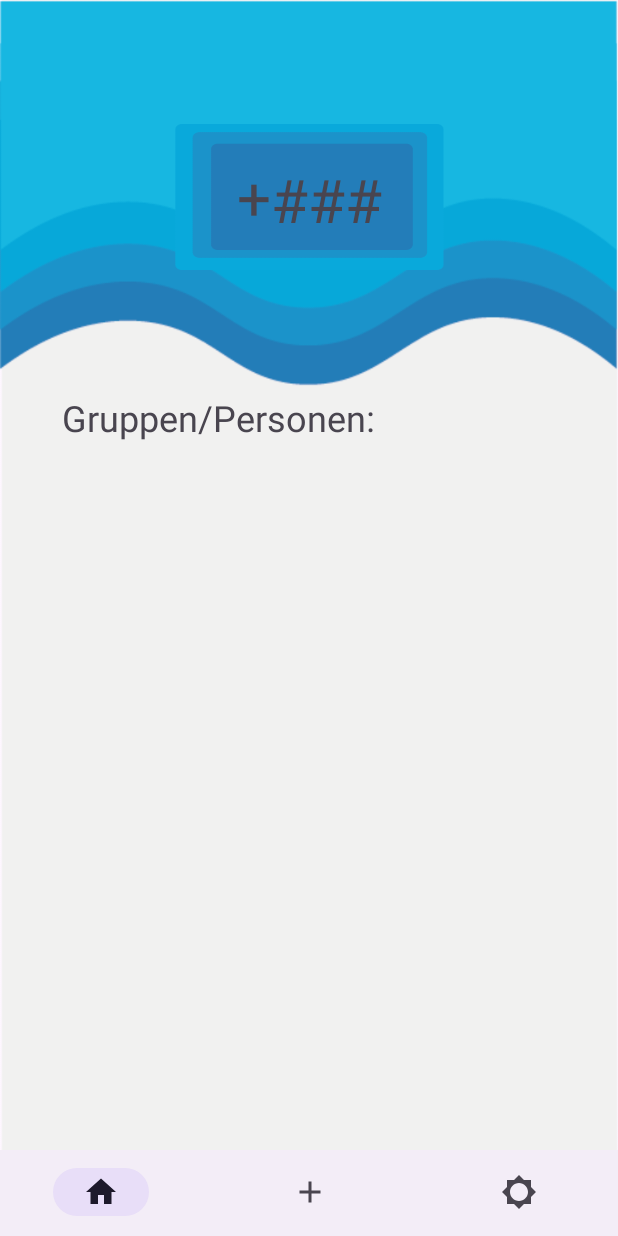
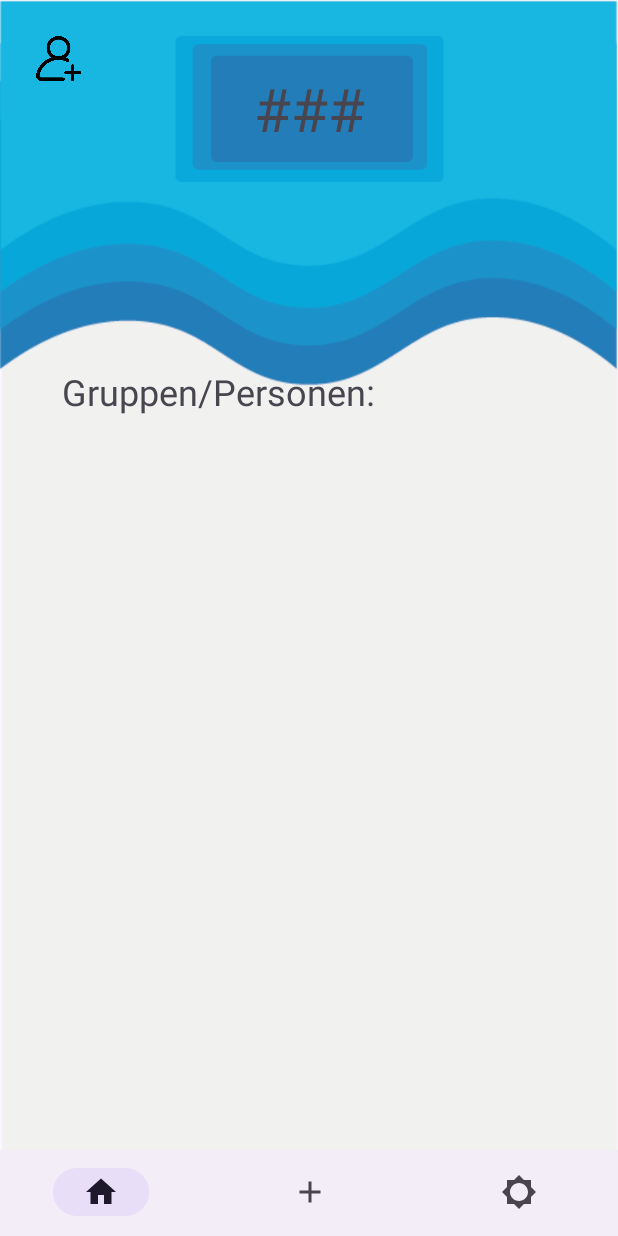
Before and after one commit to UNSERsplit/App, an Android app: the HomeActivity screen opened directly, with no data from a screen before it, on a phone screen of 412 x 824 dp. Run offline under Robolectric (Android 15) with nearby library versions, the phone set to English and light mode, and no system bars; network calls fail; Roboto replaces fonts that are not available here.

Commit message:
Redesign - home v.02

```diff
--- a/app/src/main/java/at/htlsaalfelden/UNSERsplit/ui/home/HomeActivity.java
+++ b/app/src/main/java/at/htlsaalfelden/UNSERsplit/ui/home/HomeActivity.java
@@ -7,8 +7,10 @@ import android.os.Bundle;
 import android.transition.Explode;
 import android.transition.Fade;
 import android.transition.Slide;
+import android.util.DisplayMetrics;
 import android.view.MenuItem;
 import android.view.View;
+import android.view.ViewGroup;
 import android.view.Window;
 import android.widget.ArrayAdapter;
 import android.widget.BaseAdapter;
@@ -17,6 +19,7 @@ import android.widget.ListView;
 import androidx.activity.EdgeToEdge;
 import androidx.annotation.Nullable;
 import androidx.appcompat.app.AppCompatActivity;
+import androidx.constraintlayout.widget.ConstraintLayout;
 
 import com.google.android.material.bottomnavigation.BottomNavigationView;
 import com.google.android.material.navigation.NavigationView;
@@ -104,10 +107,30 @@ public class HomeActivity extends AppCompatActivity {
         });
 
 
-        /*ViewCompat.setOnApplyWindowInsetsListener(findViewById(R.id.home), (v, insets) -> {
-            Insets systemBars = insets.getInsets(WindowInsetsCompat.Type.systemBars());
-            v.setPadding(systemBars.left, systemBars.top, systemBars.right, systemBars.bottom);
-            return insets;
-        });*/
+        ConstraintLayout layout = findViewById(R.id.constraintLayout7);
+        ViewGroup.LayoutParams params = layout.getLayoutParams();
+        DisplayMetrics displayMetrics = new DisplayMetrics();
+
+        getWindowManager().getDefaultDisplay().getMetrics(displayMetrics);
+        int height =  (int)(displayMetrics.heightPixels * 0.54);
+        int width = (int) (displayMetrics.widthPixels * 0.8);
+
+        params.height = height;
+        params.width = width;
+        layout.setLayoutParams(params);
+
+
+
+        /*ConstraintLayout sumContainer = findViewById(R.id.sumContainer);
+        ViewGroup.LayoutParams params2 = sumContainer.getLayoutParams();
+        DisplayMetrics displayMetrics2 = new DisplayMetrics();
+
+        getWindowManager().getDefaultDisplay().getMetrics(displayMetrics2);
+        int height2 =  (int)(displayMetrics2.heightPixels * 0.1);
+
+        params2.height = height2;
+        sumContainer.setLayoutParams(params2);*/
+
+
     }
 }
--- /dev/null
+++ b/app/src/main/res/layout/activity_add_friend.xml
@@ -0,0 +1,6 @@
+<?xml version="1.0" encoding="utf-8"?>
+<androidx.constraintlayout.widget.ConstraintLayout xmlns:android="http://schemas.android.com/apk/res/android"
+    android:layout_width="match_parent"
+    android:layout_height="match_parent">
+
+</androidx.constraintlayout.widget.ConstraintLayout>
--- a/app/src/main/res/layout/activity_home.xml
+++ b/app/src/main/res/layout/activity_home.xml
@@ -9,27 +9,14 @@
     tools:context=".MainActivity">
 
     <androidx.constraintlayout.widget.ConstraintLayout
+        android:id="@+id/sumContainer"
         android:layout_width="179dp"
         android:layout_height="97dp"
+        android:layout_marginTop="24dp"
         android:background="@drawable/blauer_kasten3"
-        app:layout_constraintBottom_toTopOf="@+id/constraintLayout7"
         app:layout_constraintEnd_toEndOf="parent"
         app:layout_constraintStart_toStartOf="parent"
         app:layout_constraintTop_toTopOf="parent">
-
-        <LinearLayout
-            android:layout_width="match_parent"
-            android:layout_height="match_parent"
-            android:gravity="center"
-            android:orientation="horizontal">
-
-            <TextView
-                android:id="@+id/txtVPlusMinus"
-                android:layout_width="wrap_content"
-                android:layout_height="wrap_content"
-                android:text="+"
-                android:textSize="40dp"
-                android:visibility="visible" />
 
         <TextView
             android:id="@+id/txtVkontostand"
@@ -37,9 +24,12 @@
             android:layout_height="50dp"
             android:fontFamily="@font/roboto_medium"
             android:text="###"
-                android:textSize="40dp" />
-        </LinearLayout>
-
+            android:textSize="40dp"
+            app:layout_constraintBottom_toBottomOf="parent"
+            app:layout_constraintEnd_toEndOf="parent"
+            app:layout_constraintStart_toStartOf="parent"
+            app:layout_constraintTop_toTopOf="parent"
+            app:layout_constraintVertical_bias="0.45" />
     </androidx.constraintlayout.widget.ConstraintLayout>
 
     <LinearLayout
@@ -63,7 +53,7 @@
         app:layout_constraintEnd_toEndOf="parent"
         app:layout_constraintStart_toStartOf="parent"
         app:layout_constraintTop_toTopOf="parent"
-        app:layout_constraintVertical_bias="0.79">
+        app:layout_constraintVertical_bias="0.76">
 
         <LinearLayout
             android:layout_width="match_parent"
@@ -107,5 +97,15 @@
         app:layout_constraintStart_toStartOf="parent"
         app:menu="@menu/button_nav_menu" />
 
+    <ImageView
+        android:id="@+id/addFriends"
+        android:layout_width="30dp"
+        android:layout_height="30dp"
+        android:layout_marginStart="24dp"
+        android:layout_marginTop="24dp"
+        app:layout_constraintStart_toStartOf="parent"
+        app:layout_constraintTop_toTopOf="parent"
+        app:srcCompat="@drawable/add_user" />
+
 
 </androidx.constraintlayout.widget.ConstraintLayout>
```
Also changed, not shown: app/src/main/res/drawable/add_user.png (added), 1 other file. Lines whose indentation alone changed are shown as unchanged.
